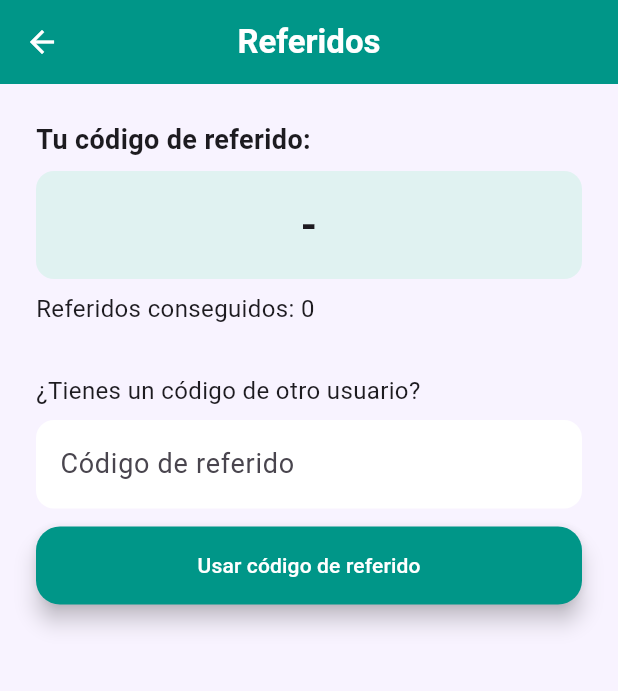
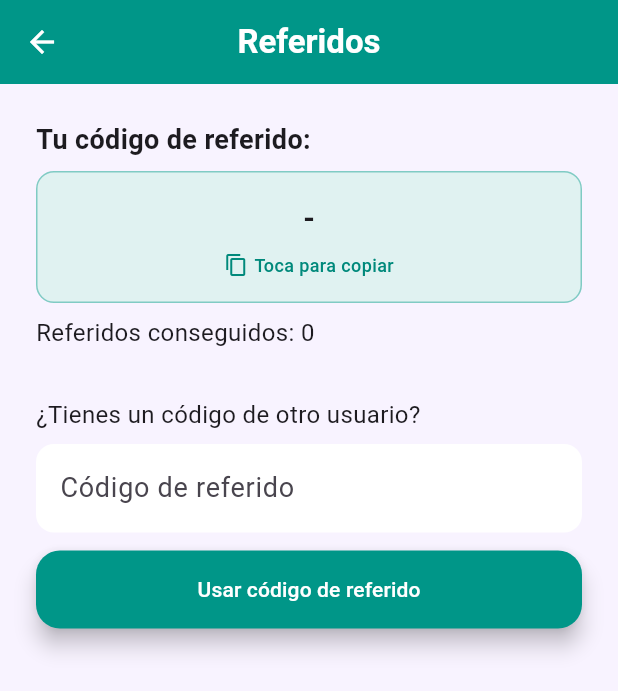
Before and after one commit to Pascal542/mobile-app-inventory-qr, a Flutter app: the ReferralPage screen opened by its route, on a phone screen of 412 x 824 dp. Shown: the top 691 px of the screen. Run offline on Flutter 3.47's test engine with Material 3 defaults, Android fonts, the phone set to English and light mode, and no system bars; our stand-ins replace cloud_firestore, equatable, firebase_auth, firebase_core, firebase_storage, fl_chart and 11 more; accounts and stored records are empty.

Commit message:
Final Commit

```diff
--- a/lib/features/auth/presentation/pages/referral_page.dart
+++ b/lib/features/auth/presentation/pages/referral_page.dart
@@ -1,4 +1,5 @@
 import 'package:flutter/material.dart';
+import 'package:flutter/services.dart';
 import 'package:flutter_bloc/flutter_bloc.dart';
 import '../bloc/auth_bloc.dart';
 import 'package:go_router/go_router.dart';
@@ -19,6 +20,22 @@ class _ReferralPageState extends State<ReferralPage> {
     super.dispose();
   }
 
+  /// Copiar código de referido al portapapeles
+  void _copyReferralCodeToClipboard(String referralCode) {
+    Clipboard.setData(ClipboardData(text: referralCode));
+    ScaffoldMessenger.of(context).showSnackBar(
+      SnackBar(
+        content: const Text('Código de referido copiado al portapapeles'),
+        backgroundColor: Colors.green.shade600,
+        duration: const Duration(seconds: 2),
+        behavior: SnackBarBehavior.floating,
+        shape: RoundedRectangleBorder(
+          borderRadius: BorderRadius.circular(10),
+        ),
+      ),
+    );
+  }
+
   @override
   Widget build(BuildContext context) {
     return Scaffold(
@@ -35,46 +52,108 @@ class _ReferralPageState extends State<ReferralPage> {
         listener: (context, state) {
           if (state is AuthSuccess) {
             ScaffoldMessenger.of(context).showSnackBar(
-              SnackBar(content: Text(state.message ?? 'Éxito')),
+              SnackBar(
+                content: Text(state.message ?? 'Éxito'),
+                backgroundColor: Colors.green.shade600,
+                duration: const Duration(seconds: 3),
+                behavior: SnackBarBehavior.floating,
+                shape: RoundedRectangleBorder(
+                  borderRadius: BorderRadius.circular(10),
+                ),
+              ),
             );
+
+            // Si el estado incluye un usuario actualizado, actualizar el BLoC
+            if (state.user != null) {
+              context.read<AuthBloc>().emit(Authenticated(state.user!));
+            }
           } else if (state is AuthError) {
             ScaffoldMessenger.of(context).showSnackBar(
-              SnackBar(content: Text(state.message ?? 'Error'), backgroundColor: Colors.red),
+              SnackBar(
+                content: Text(state.message ?? 'Error'),
+                backgroundColor: Colors.red.shade600,
+                duration: const Duration(seconds: 3),
+                behavior: SnackBarBehavior.floating,
+                shape: RoundedRectangleBorder(
+                  borderRadius: BorderRadius.circular(10),
+                ),
+              ),
             );
           }
         },
         builder: (context, state) {
-          final authState = context.read<AuthBloc>().state;
           String? referralCode;
           int referralCount = 0;
-          if (authState is Authenticated) {
-            referralCode = authState.user.referralCode;
-            referralCount = authState.user.referralCount;
+          if (state is Authenticated) {
+            referralCode = state.user.referralCode;
+            referralCount = state.user.referralCount;
+          } else if (state is AuthSuccess && state.user != null) {
+            referralCode = state.user!.referralCode;
+            referralCount = state.user!.referralCount;
           }
           return Padding(
             padding: const EdgeInsets.all(24.0),
             child: Column(
               crossAxisAlignment: CrossAxisAlignment.stretch,
               children: [
-                const Text('Tu código de referido:', style: TextStyle(fontSize: 18, fontWeight: FontWeight.bold)),
+                const Text('Tu código de referido:',
+                    style:
+                        TextStyle(fontSize: 18, fontWeight: FontWeight.bold)),
                 const SizedBox(height: 8),
-                Container(
+                GestureDetector(
+                  onTap: () {
+                    if (referralCode != null && referralCode.isNotEmpty) {
+                      _copyReferralCodeToClipboard(referralCode);
+                    }
+                  },
+                  child: Container(
                     padding: const EdgeInsets.all(16),
                     decoration: BoxDecoration(
                       color: Colors.teal.shade50,
                       borderRadius: BorderRadius.circular(12),
+                      border: Border.all(color: Colors.teal.shade200, width: 1),
                     ),
-                  child: Center(
+                    child: Column(
+                      children: [
+                        Center(
                           child: Text(
                             referralCode ?? '-',
-                      style: const TextStyle(fontSize: 28, fontWeight: FontWeight.bold, letterSpacing: 2),
+                            style: const TextStyle(
+                                fontSize: 20,
+                                fontWeight: FontWeight.bold,
+                                letterSpacing: 1),
+                          ),
+                        ),
+                        const SizedBox(height: 8),
+                        Row(
+                          mainAxisAlignment: MainAxisAlignment.center,
+                          children: [
+                            Icon(
+                              Icons.copy,
+                              size: 16,
+                              color: Colors.teal.shade600,
+                            ),
+                            const SizedBox(width: 4),
+                            Text(
+                              'Toca para copiar',
+                              style: TextStyle(
+                                fontSize: 12,
+                                color: Colors.teal.shade600,
+                                fontWeight: FontWeight.w500,
+                              ),
+                            ),
+                          ],
+                        ),
+                      ],
                     ),
                   ),
                 ),
                 const SizedBox(height: 8),
-                Text('Referidos conseguidos: $referralCount', style: const TextStyle(fontSize: 16)),
+                Text('Referidos conseguidos: $referralCount',
+                    style: const TextStyle(fontSize: 16)),
                 const SizedBox(height: 32),
-                const Text('¿Tienes un código de otro usuario?', style: TextStyle(fontSize: 16)),
+                const Text('¿Tienes un código de otro usuario?',
+                    style: TextStyle(fontSize: 16)),
                 const SizedBox(height: 8),
                 TextField(
                   controller: _referralInputCtrl,
@@ -88,7 +167,9 @@ class _ReferralPageState extends State<ReferralPage> {
                   onPressed: () {
                     final code = _referralInputCtrl.text.trim();
                     if (code.isNotEmpty) {
-                      context.read<AuthBloc>().add(UseReferralCodeRequested(code));
+                      context
+                          .read<AuthBloc>()
+                          .add(UseReferralCodeRequested(code));
                     }
                   },
                   style: ElevatedButton.styleFrom(
--- a/pubspec.yaml
+++ b/pubspec.yaml
@@ -14,7 +14,7 @@ dependencies:
   pdf: ^3.10.7
   printing: ^5.11.1
   fl_chart: ^0.64.0
-  intl: 0.20.2
+  intl: 0.19.0
   sqflite: ^2.4.2
   path: ^1.9.1
   path_provider: ^2.1.2
```
Also changed, not shown: lib/features/auth/data/models/user_model.dart (+13 -1 lines), lib/features/auth/data/repositories/auth_repository.dart (+205 -61 lines), lib/features/auth/presentation/bloc/auth_bloc.dart (+37 -17 lines), lib/features/auth/presentation/pages/signup_page.dart (+15 -5 lines), lib/main.dart (+45 -51 lines), pubspec.lock, 1 other file. Lines whose indentation alone changed are shown as unchanged.
